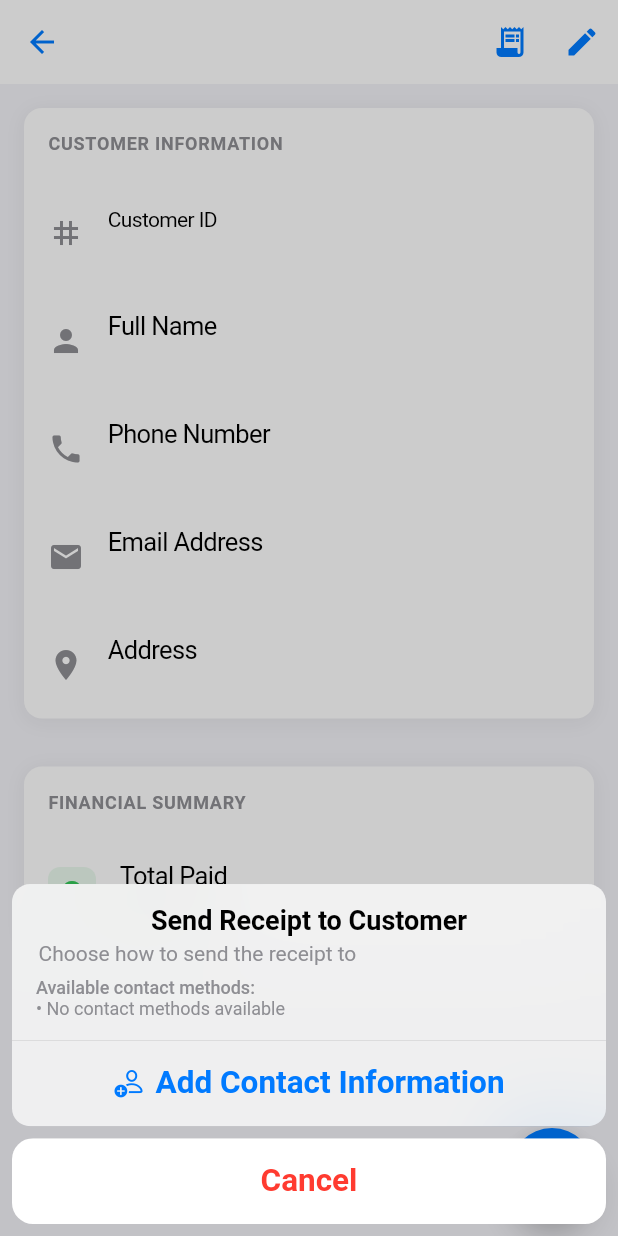
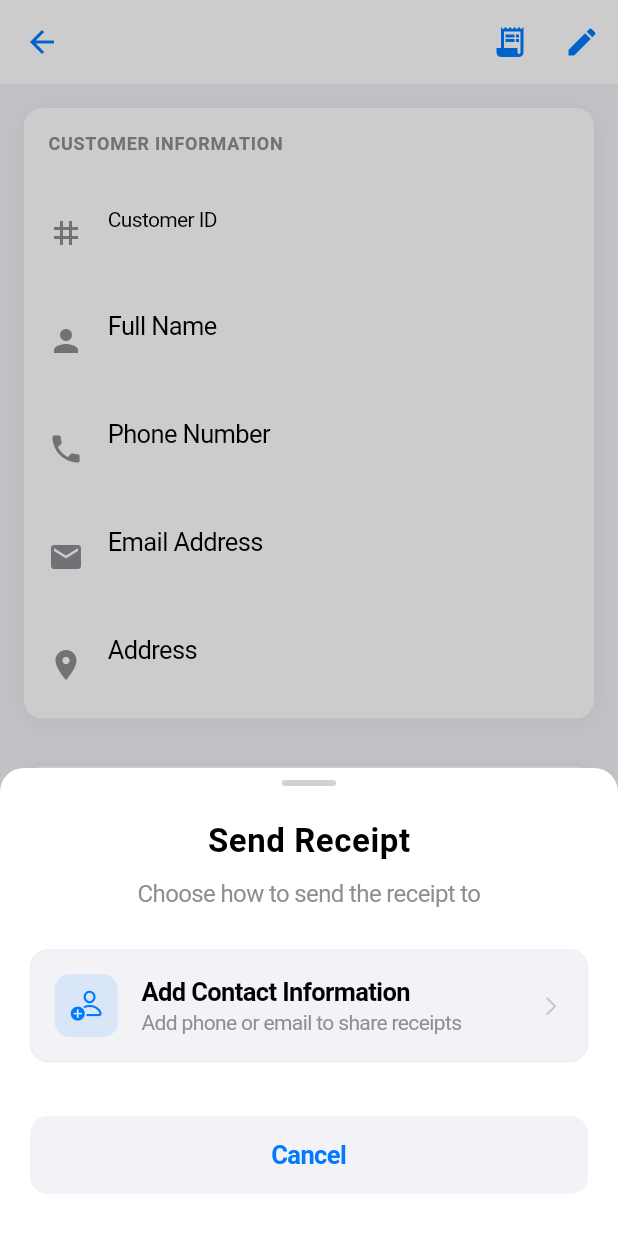
Before and after one commit to johnychnouda/Bechaalany-Debt, a Flutter app: the CustomerDetailsScreen screen opened directly with empty values, after a tap on the "receipt long" icon, on a phone screen of 412 x 824 dp. Run offline on Flutter 3.47's test engine with Material 3 defaults, Android fonts, the phone set to English and light mode, and no system bars; our stand-ins replace connectivity_plus, cross_file, flutter_local_notifications, flutter_svg, hive, hive_flutter and 3 more; accounts and stored records are empty; generated files the repository leaves out were written again.

Commit message:
Redesign receipt sharing modal to be truly iOS-native - replaces generic CupertinoActionSheet with custom iOS-native design featuring handle bar, proper spacing, rounded cards, and iOS system colors - now looks and feels like native iOS apps

```diff
--- a/lib/screens/customer_details_screen.dart
+++ b/lib/screens/customer_details_screen.dart
@@ -66,201 +66,227 @@ class _CustomerDetailsScreenState extends State<CustomerDetailsScreen> with Widg
   }
 
     void _showReceiptSharingOptions(BuildContext context, AppState appState) {
-    // Debug: Print customer contact information
-    print('Customer: ${_currentCustomer.name}');
-    print('Phone: "${_currentCustomer.phone}" (length: ${_currentCustomer.phone.length})');
-    print('Email: "${_currentCustomer.email}" (isNull: ${_currentCustomer.email == null})');
-
     // Check available contact methods
     final hasPhone = _currentCustomer.phone.isNotEmpty;
     final hasEmail = _currentCustomer.email != null && _currentCustomer.email!.isNotEmpty;
 
-    print('Has phone: $hasPhone, Has email: $hasEmail');
-
     showCupertinoModalPopup(
       context: context,
       builder: (BuildContext context) {
-        return CupertinoActionSheet(
-          title: Text(
-            'Send Receipt to Customer',
-            style: TextStyle(
-              fontSize: 18,
-              fontWeight: FontWeight.w600,
-              color: AppColors.dynamicTextPrimary(context),
+        return Container(
+          decoration: BoxDecoration(
+            color: CupertinoColors.systemBackground.resolveFrom(context),
+            borderRadius: const BorderRadius.vertical(
+              top: Radius.circular(16),
             ),
           ),
-          message: Column(
-            crossAxisAlignment: CrossAxisAlignment.start,
+          child: SafeArea(
+            child: Column(
+              mainAxisSize: MainAxisSize.min,
+              children: [
+                // Handle bar
+                Container(
+                  margin: const EdgeInsets.only(top: 8, bottom: 16),
+                  width: 36,
+                  height: 4,
+                  decoration: BoxDecoration(
+                    color: CupertinoColors.systemGrey4.resolveFrom(context),
+                    borderRadius: BorderRadius.circular(2),
+                  ),
+                ),
+
+                // Title
+                Padding(
+                  padding: const EdgeInsets.symmetric(horizontal: 20, vertical: 8),
+                  child: Text(
+                    'Send Receipt',
+                    style: CupertinoTheme.of(context).textTheme.navLargeTitleTextStyle.copyWith(
+                      fontSize: 22,
+                      fontWeight: FontWeight.w600,
+                    ),
+                  ),
+                ),
+
+                // Subtitle
+                Padding(
+                  padding: const EdgeInsets.symmetric(horizontal: 20, vertical: 4),
+                  child: Text(
+                    'Choose how to send the receipt to ${_currentCustomer.name}',
+                    style: CupertinoTheme.of(context).textTheme.textStyle.copyWith(
+                      fontSize: 16,
+                      color: CupertinoColors.systemGrey.resolveFrom(context),
+                    ),
+                    textAlign: TextAlign.center,
+                  ),
+                ),
+
+                const SizedBox(height: 24),
+
+                // Action buttons
+                if (hasPhone) ...[
+                  _buildActionButton(
+                    context: context,
+                    icon: CupertinoIcons.chat_bubble_2,
+                    title: 'Send via WhatsApp',
+                    subtitle: 'Share directly to customer',
+                    color: CupertinoColors.systemGreen,
+                    onTap: () {
+                      Navigator.pop(context);
+                      _shareReceiptViaWhatsApp(appState);
+                    },
+                  ),
+                  const SizedBox(height: 12),
+                ],
+
+                if (hasEmail) ...[
+                  _buildActionButton(
+                    context: context,
+                    icon: CupertinoIcons.mail,
+                    title: 'Send via Email',
+                    subtitle: 'Email with PDF attachment',
+                    color: CupertinoColors.systemBlue,
+                    onTap: () {
+                      Navigator.pop(context);
+                      _shareReceiptViaEmail(appState);
+                    },
+                  ),
+                  const SizedBox(height: 12),
+                ],
+
+                if (hasPhone) ...[
+                  _buildActionButton(
+                    context: context,
+                    icon: CupertinoIcons.arrow_down_circle,
+                    title: 'Save to iPhone',
+                    subtitle: 'Download to Files or Photos',
+                    color: CupertinoColors.systemBlue,
+                    onTap: () {
+                      Navigator.pop(context);
+                      _saveReceiptToIPhone(appState);
+                    },
+                  ),
+                  const SizedBox(height: 12),
+                ],
+
+                if (!hasPhone && !hasEmail) ...[
+                  _buildActionButton(
+                    context: context,
+                    icon: CupertinoIcons.person_add,
+                    title: 'Add Contact Information',
+                    subtitle: 'Add phone or email to share receipts',
+                    color: CupertinoColors.systemBlue,
+                    onTap: () {
+                      Navigator.pop(context);
+                      _showAddContactInfoDialog(context);
+                    },
+                  ),
+                  const SizedBox(height: 12),
+                ],
+
+                const SizedBox(height: 16),
+
+                // Cancel button
+                Container(
+                  margin: const EdgeInsets.symmetric(horizontal: 20, vertical: 8),
+                  child: SizedBox(
+                    width: double.infinity,
+                    child: CupertinoButton(
+                      padding: const EdgeInsets.symmetric(vertical: 16),
+                      color: CupertinoColors.systemGrey6.resolveFrom(context),
+                      borderRadius: BorderRadius.circular(12),
+                      onPressed: () => Navigator.pop(context),
+                      child: Text(
+                        'Cancel',
+                        style: CupertinoTheme.of(context).textTheme.textStyle.copyWith(
+                          fontSize: 17,
+                          fontWeight: FontWeight.w600,
+                          color: CupertinoColors.systemBlue.resolveFrom(context),
+                        ),
+                      ),
+                    ),
+                  ),
+                ),
+
+                const SizedBox(height: 20),
+              ],
+            ),
+          ),
+        );
+      },
+    );
+  }
+
+  Widget _buildActionButton({
+    required BuildContext context,
+    required IconData icon,
+    required String title,
+    required String subtitle,
+    required Color color,
+    required VoidCallback onTap,
+  }) {
+    return Container(
+      margin: const EdgeInsets.symmetric(horizontal: 20),
+      child: CupertinoButton(
+        padding: EdgeInsets.zero,
+        onPressed: onTap,
+        child: Container(
+          width: double.infinity,
+          padding: const EdgeInsets.all(16),
+          decoration: BoxDecoration(
+            color: CupertinoColors.systemGrey6.resolveFrom(context),
+            borderRadius: BorderRadius.circular(12),
+            border: Border.all(
+              color: CupertinoColors.systemGrey5.resolveFrom(context),
+              width: 0.5,
+            ),
+          ),
+          child: Row(
             children: [
-              Text(
-                'Choose how to send the receipt to ${_currentCustomer.name}',
-                style: TextStyle(
-                  fontSize: 14,
-                  color: AppColors.dynamicTextSecondary(context),
+              Container(
+                padding: const EdgeInsets.all(10),
+                decoration: BoxDecoration(
+                  color: color.withOpacity(0.1),
+                  borderRadius: BorderRadius.circular(10),
+                ),
+                child: Icon(
+                  icon,
+                  color: color,
+                  size: 22,
                 ),
               ),
-              const SizedBox(height: 8),
-              // Show available contact methods
-              Text(
-                'Available contact methods:',
-                style: TextStyle(
-                  fontSize: 12,
-                  color: AppColors.dynamicTextSecondary(context),
-                  fontWeight: FontWeight.w500,
-                ),
-              ),
-              if (hasPhone) ...[
-                Text(
-                  '• Phone: ${_currentCustomer.phone}',
-                  style: TextStyle(
-                    fontSize: 12,
-                    color: AppColors.dynamicTextSecondary(context),
-                  ),
-                ),
-              ],
-              if (hasEmail) ...[
-                Text(
-                  '• Email: ${_currentCustomer.email}',
-                  style: TextStyle(
-                    fontSize: 12,
-                    color: AppColors.dynamicTextSecondary(context),
-                  ),
-                ),
-              ],
-              if (!hasPhone && !hasEmail) ...[
-                Text(
-                  '• No contact methods available',
-                  style: TextStyle(
-                    fontSize: 12,
-                    color: AppColors.dynamicTextSecondary(context),
-                  ),
-                ),
-              ],
-            ],
-          ),
-          actions: [
-            // WhatsApp option
-            if (hasPhone)
-              CupertinoActionSheetAction(
-                onPressed: () {
-                  Navigator.pop(context);
-                  _shareReceiptViaWhatsApp(appState);
-                },
-                child: Row(
-                  mainAxisAlignment: MainAxisAlignment.center,
+              const SizedBox(width: 16),
+              Expanded(
+                child: Column(
+                  crossAxisAlignment: CrossAxisAlignment.start,
                   children: [
-                    Icon(
-                      CupertinoIcons.chat_bubble_2,
-                      color: Colors.green,
-                      size: 20,
+                    Text(
+                      title,
+                      style: CupertinoTheme.of(context).textTheme.textStyle.copyWith(
+                        fontSize: 17,
+                        fontWeight: FontWeight.w600,
+                        color: CupertinoColors.label.resolveFrom(context),
+                      ),
                     ),
-                    const SizedBox(width: 8),
+                    const SizedBox(height: 2),
                     Text(
-                      'Send via WhatsApp',
-                      style: TextStyle(
-                        color: Colors.green,
-                        fontWeight: FontWeight.w600,
+                      subtitle,
+                      style: CupertinoTheme.of(context).textTheme.textStyle.copyWith(
+                        fontSize: 14,
+                        color: CupertinoColors.systemGrey.resolveFrom(context),
                       ),
                     ),
                   ],
                 ),
               ),
-
-            // Email option
-            if (hasEmail)
-              CupertinoActionSheetAction(
-                onPressed: () {
-                  Navigator.pop(context);
-                  _shareReceiptViaEmail(appState);
-                },
-                child: Row(
-                  mainAxisAlignment: MainAxisAlignment.center,
-                  children: [
-                    Icon(
-                      CupertinoIcons.mail,
-                      color: Colors.blue,
-                      size: 20,
-                    ),
-                    const SizedBox(width: 8),
-                    Text(
-                      'Send via Email',
-                      style: TextStyle(
-                        color: Colors.blue,
-                        fontWeight: FontWeight.w600,
-                      ),
-                    ),
-                  ],
-                ),
+              Icon(
+                CupertinoIcons.chevron_right,
+                color: CupertinoColors.systemGrey3.resolveFrom(context),
+                size: 16,
               ),
-
-            // Save to iPhone option (always show if phone is available)
-            if (hasPhone)
-              CupertinoActionSheetAction(
-                onPressed: () {
-                  Navigator.pop(context);
-                  _saveReceiptToIPhone(appState);
-                },
-                child: Row(
-                  mainAxisAlignment: MainAxisAlignment.center,
-                  children: [
-                    Icon(
-                      CupertinoIcons.arrow_down_circle,
-                      color: AppColors.dynamicPrimary(context),
-                      size: 20,
-                    ),
-                    const SizedBox(width: 8),
-                    Text(
-                      'Save to iPhone',
-                      style: TextStyle(
-                        color: AppColors.dynamicPrimary(context),
-                        fontWeight: FontWeight.w600,
-                      ),
-                    ),
-                  ],
-                ),
-              ),
-
-            // Add contact information option if no methods available
-            if (!hasPhone && !hasEmail)
-              CupertinoActionSheetAction(
-                onPressed: () {
-                  Navigator.pop(context);
-                  _showAddContactInfoDialog(context);
-                },
-                child: Row(
-                  mainAxisAlignment: MainAxisAlignment.center,
-                  children: [
-                    Icon(
-                      CupertinoIcons.person_add,
-                      color: AppColors.dynamicPrimary(context),
-                      size: 20,
-                    ),
-                    const SizedBox(width: 8),
-                    Text(
-                      'Add Contact Information',
-                      style: TextStyle(
-                        color: AppColors.dynamicPrimary(context),
-                        fontWeight: FontWeight.w600,
-                      ),
-                    ),
-                  ],
-                ),
-              ),
-          ],
-          cancelButton: CupertinoActionSheetAction(
-            onPressed: () {
-              Navigator.pop(context);
-            },
-            child: Text(
-              'Cancel',
-              style: TextStyle(
-                color: CupertinoColors.destructiveRed,
-                fontWeight: FontWeight.w600,
-              ),
-            ),
+            ],
           ),
-        );
-      },
+        ),
+      ),
     );
   }
 
```
Also changed, not shown: lib/screens/customer_debt_receipt_screen.dart (+192 -166 lines).
